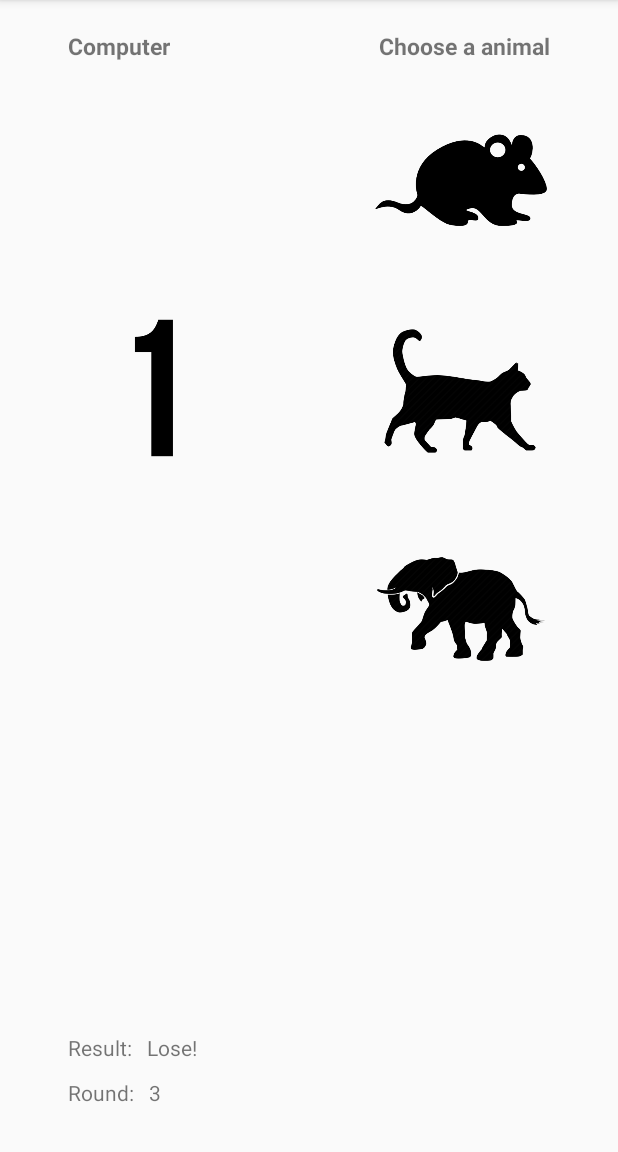
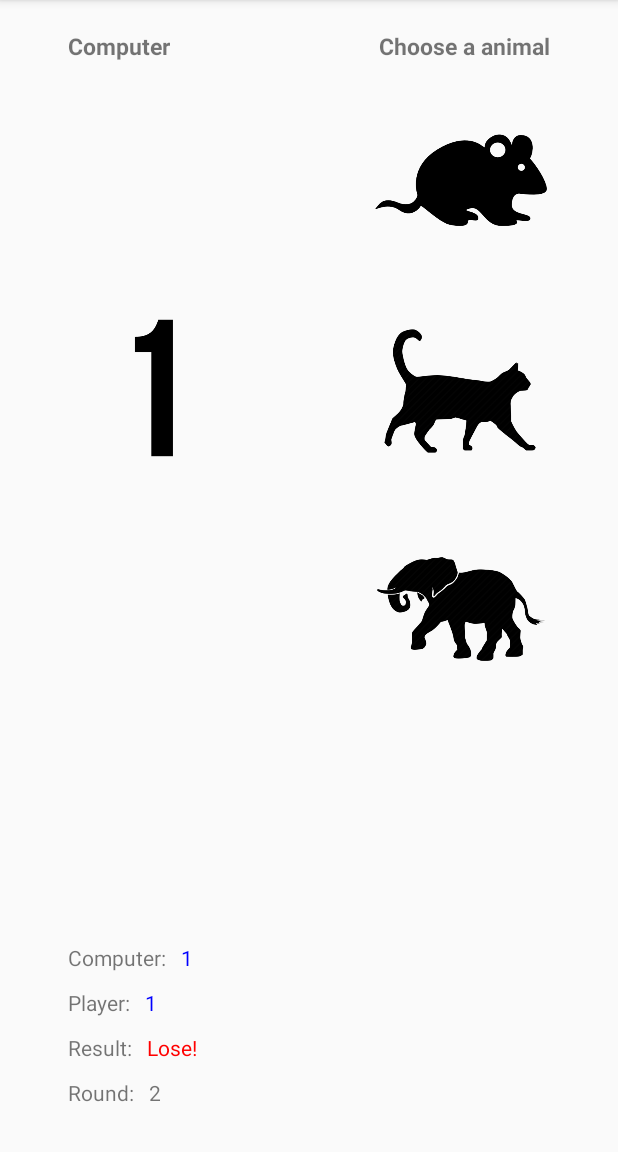
Before and after one commit to SN23/AnimalChomper, an Android app: the screen it shows after launch (MainActivity), after a tap on an icon or button, on a phone screen of 412 x 824 dp, the part 84-1236 px from its top. Run offline under Robolectric (Android 15) with nearby library versions, the phone set to English and light mode, and no system bars; libraries missing offline, so code that uses them is left out: com.github.jinatonic.confetti; 2 other taps on this screen came first.

Commit message:
added sound effects, fixed round bug, add player/cpu win count

```diff
--- a/app/src/main/java/com/sv/animalchomper/MainActivity.java
+++ b/app/src/main/java/com/sv/animalchomper/MainActivity.java
@@ -1,6 +1,7 @@
 package com.sv.animalchomper;
 
 import android.graphics.Color;
+import android.media.MediaPlayer;
 import android.os.Bundle;
 import android.os.CountDownTimer;
 import android.support.v7.app.AppCompatActivity;
@@ -16,10 +17,13 @@ public class MainActivity extends AppCompatActivity {
 
     private ImageButton mouseBTN, catBTN, elephantBTN;
     private ImageView cpuChoice;
-    private TextView resultTV, roundTV;
-    int count = 0;
+    private TextView resultTV, roundTV, playerWinsTV, cpuWinsTV;
+    private MediaPlayer mp_button;
+    private MediaPlayer mp_button2;
+    int round = 0;
+    int cpuWins = 0;
+    int playerWins = 0;
     MyOnClickListener myOnClickListener = new MyOnClickListener();
-
 
 
     @Override
@@ -35,12 +39,20 @@ public class MainActivity extends AppCompatActivity {
 
         resultTV = (TextView) findViewById(R.id.resultTV);
         roundTV = (TextView) findViewById(R.id.roundTV);
+        roundTV.setText(String.valueOf(round));
+
+        playerWinsTV = (TextView) findViewById(R.id.playerWinsTV);
+        cpuWinsTV = (TextView) findViewById(R.id.cpuWinsTV);
+
+        playerWinsTV.setText(String.valueOf(playerWins));
+        cpuWinsTV.setText(String.valueOf(cpuWins));
 
         mouseBTN.setOnClickListener(myOnClickListener);
         catBTN.setOnClickListener(myOnClickListener);
         elephantBTN.setOnClickListener(myOnClickListener);
 
-
+        mp_button = MediaPlayer.create(this, R.raw.fire_crackers);
+        mp_button2 = MediaPlayer.create(this, R.raw.sad_trombone);
     }
 
 
@@ -49,24 +61,20 @@ public class MainActivity extends AppCompatActivity {
         @Override
         public void onClick(View v) {
 
-            // get a random number form 1 to 3
-            count++;//
-
             final View q = v;
 
             new CountDownTimer(2000, 500) {
                 int count = 0;
+
                 @Override
                 public void onTick(long millisUntilFinished) {
-                    if(count==0){
+                    if (count == 0) {
                         cpuChoice.setImageResource(R.drawable.three);
                         count++;
-                    }
-                    else if(count==1){
+                    } else if (count == 1) {
                         cpuChoice.setImageResource(R.drawable.two);
                         count++;
-                    }
-                    else if(count==2){
+                    } else if (count == 2) {
                         cpuChoice.setImageResource(R.drawable.one);
                         count++;
                     }
@@ -74,6 +82,7 @@ public class MainActivity extends AppCompatActivity {
 
                 public void onFinish() {
                     int rand = (int) (Math.random() * 3 + 1);
+                    round++;
                     switch (rand) {
                         /**
                          * rand = 1 means computer is Mouse,
@@ -85,18 +94,24 @@ public class MainActivity extends AppCompatActivity {
                             switch (q.getId()) {
                                 case R.id.mouseBTN:   //player chooses mouse
                                     resultTV.setText(R.string.tie);
-                                    roundTV.setText(String.valueOf(count));
+                                    roundTV.setText(String.valueOf(round));
                                     break;
                                 case R.id.catBTN:  //player chooses cat
                                     resultTV.setText(R.string.win);
-                                    roundTV.setText(String.valueOf(count));
+                                    mp_button.start();
+                                    playerWins++;
+                                    playerWinsTV.setText(String.valueOf(playerWins));
+                                    roundTV.setText(String.valueOf(round));
                                     CommonConfetti.rainingConfetti((ViewGroup) findViewById(android.R.id.content)
-                                            , new int[] { Color.RED })
+                                            , new int[]{Color.RED})
                                             .oneShot();
                                     break;
                                 case R.id.elephantBTN:  //player chooses elephant
                                     resultTV.setText(R.string.lose);
-                                    roundTV.setText(String.valueOf(count));
+                                    mp_button2.start();
+                                    cpuWins++;
+                                    cpuWinsTV.setText(String.valueOf(cpuWins));
+                                    roundTV.setText(String.valueOf(round));
                                     break;
                             }
                             break;
@@ -106,17 +121,23 @@ public class MainActivity extends AppCompatActivity {
                             switch (q.getId()) {
                                 case R.id.mouseBTN:
                                     resultTV.setText(R.string.lose);
-                                    roundTV.setText(String.valueOf(count));
+                                    mp_button2.start();
+                                    cpuWins++;
+                                    cpuWinsTV.setText(String.valueOf(cpuWins));
+                                    roundTV.setText(String.valueOf(round));
                                     break;
                                 case R.id.catBTN:
                                     resultTV.setText(R.string.tie);
-                                    roundTV.setText(String.valueOf(count));
+                                    roundTV.setText(String.valueOf(round));
                                     break;
                                 case R.id.elephantBTN:
                                     resultTV.setText(R.string.win);
-                                    roundTV.setText(String.valueOf(count));
+                                    mp_button.start();
+                                    playerWins++;
+                                    playerWinsTV.setText(String.valueOf(playerWins));
+                                    roundTV.setText(String.valueOf(round));
                                     CommonConfetti.rainingConfetti((ViewGroup) findViewById(android.R.id.content)
-                                            , new int[] { Color.RED })
+                                            , new int[]{Color.RED})
                                             .oneShot();
                                     break;
                             }
@@ -127,26 +148,30 @@ public class MainActivity extends AppCompatActivity {
                             switch (q.getId()) {
                                 case R.id.mouseBTN:
                                     resultTV.setText(R.string.win);
-                                    roundTV.setText(String.valueOf(count));
+                                    mp_button.start();
+                                    playerWins++;
+                                    playerWinsTV.setText(String.valueOf(playerWins));
+                                    roundTV.setText(String.valueOf(round));
                                     CommonConfetti.rainingConfetti((ViewGroup) findViewById(android.R.id.content)
-                                            , new int[] { Color.RED })
+                                            , new int[]{Color.RED})
                                             .oneShot();
                                     break;
                                 case R.id.catBTN:
                                     resultTV.setText(R.string.lose);
-                                    roundTV.setText(String.valueOf(count));
+                                    mp_button2.start();
+                                    cpuWins++;
+                                    cpuWinsTV.setText(String.valueOf(cpuWins));
+                                    roundTV.setText(String.valueOf(round));
                                     break;
                                 case R.id.elephantBTN:
                                     resultTV.setText(R.string.tie);
-                                    roundTV.setText(String.valueOf(count));
+                                    roundTV.setText(String.valueOf(round));
                                     break;
                             }
                             break;
                     }
                 }
             }.start();
-
-
         }
     }
 }
--- a/app/src/main/res/layout/activity_main.xml
+++ b/app/src/main/res/layout/activity_main.xml
@@ -72,6 +72,30 @@
         android:layout_alignTop="@+id/catBTN" />
 
     <TextView
+        android:id="@+id/cpuWins"
+        android:layout_width="wrap_content"
+        android:layout_height="wrap_content"
+        android:layout_alignBottom="@+id/elephantBTN"
+        android:layout_alignLeft="@+id/cpuChoice"
+        android:layout_alignParentBottom="true"
+        android:layout_alignStart="@+id/cpuChoice"
+        android:layout_marginBottom="120dp"
+        android:fontFamily="sans-serif"
+        android:text="@string/cpu" />
+
+    <TextView
+        android:id="@+id/playerWins"
+        android:layout_width="wrap_content"
+        android:layout_height="wrap_content"
+        android:layout_alignBottom="@+id/elephantBTN"
+        android:layout_alignLeft="@+id/cpuChoice"
+        android:layout_alignParentBottom="true"
+        android:layout_alignStart="@+id/cpuChoice"
+        android:layout_marginBottom="90dp"
+        android:fontFamily="sans-serif"
+        android:text="@string/player" />
+
+    <TextView
         android:id="@+id/result"
         android:layout_width="wrap_content"
         android:layout_height="wrap_content"
@@ -102,7 +126,8 @@
         android:layout_alignParentBottom="true"
         android:layout_marginBottom="60dp"
         android:layout_marginLeft="10dp"
-        android:layout_toRightOf="@id/result" />
+        android:layout_toRightOf="@id/result"
+        android:textColor="@color/result" />
 
     <TextView
         android:id="@+id/roundTV"
@@ -113,4 +138,24 @@
         android:layout_marginLeft="10dp"
         android:layout_toRightOf="@id/round" />
 
+    <TextView
+        android:id="@+id/playerWinsTV"
+        android:layout_width="wrap_content"
+        android:layout_height="wrap_content"
+        android:layout_alignParentBottom="true"
+        android:layout_marginBottom="90dp"
+        android:layout_marginLeft="10dp"
+        android:layout_toRightOf="@id/playerWins"
+        android:textColor="@color/win" />
+
+    <TextView
+        android:id="@+id/cpuWinsTV"
+        android:layout_width="wrap_content"
+        android:layout_height="wrap_content"
+        android:layout_alignParentBottom="true"
+        android:layout_marginBottom="120dp"
+        android:layout_marginLeft="10dp"
+        android:layout_toRightOf="@id/cpuWins"
+        android:textColor="@color/win" />
+
 </RelativeLayout>
--- a/app/src/main/res/values/colors.xml
+++ b/app/src/main/res/values/colors.xml
@@ -3,4 +3,6 @@
     <color name="colorPrimary">#3F51B5</color>
     <color name="colorPrimaryDark">#303F9F</color>
     <color name="colorAccent">#FF4081</color>
+    <color name="result">#ff0000</color>
+    <color name="win">#0000ff</color>
 </resources>
--- a/app/src/main/res/values/strings.xml
+++ b/app/src/main/res/values/strings.xml
@@ -5,7 +5,9 @@
     <string name="lose">Lose!</string>
     <string name="choose_a_animal">Choose a animal</string>
     <string name="computer">Computer</string>
-    <string name="result">Result:</string>
-    <string name="round">Round:</string>
+    <string name="result">Result: </string>
+    <string name="round">Round: </string>
+    <string name="player">Player: </string>
+    <string name="cpu">Computer: </string>
 
 </resources>
```
Also changed, not shown: 2 other files.
